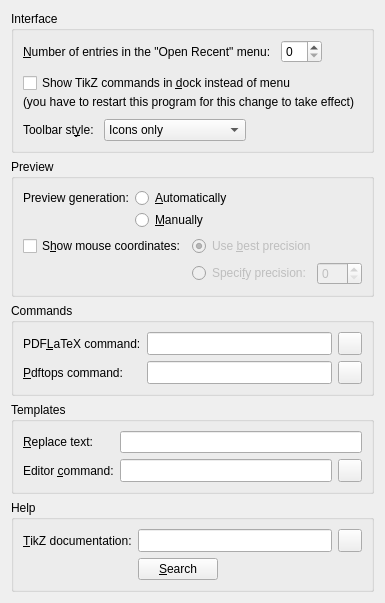
First picture: the form in app/configgeneralwidget.ui, repository fhackenberger/ktikz, before the edit.
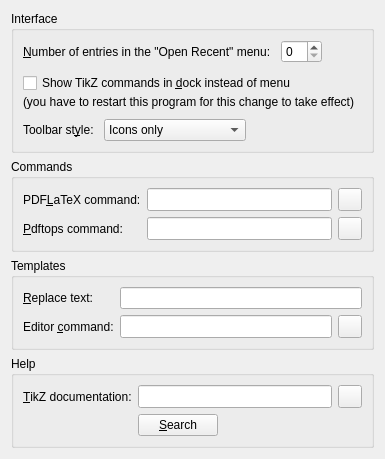
Second picture: the form after the edit. Icons and pictures are not drawn. Custom widgets are drawn as their Qt base class.

Commit message: - Move the settings for the preview in a separate page in the configuration dialog. - Correct the status tips and "what's this" texts for the items in the "Edit" menu. - Correctly center and enlarge the icons in the left part of the configuration dialog.

Patch:
```diff
--- a/app/configgeneralwidget.ui
+++ b/app/configgeneralwidget.ui
@@ -136,126 +136,6 @@
      </layout>
     </widget>
    </item>
-   <item>
-    <widget class="QGroupBox" name="previewGroupBox">
-     <property name="title">
-      <string>Preview</string>
-     </property>
-     <layout class="QVBoxLayout" name="previewVerticalLayout">
-      <item>
-       <layout class="QFormLayout" name="buildFormLayout">
-        <property name="verticalSpacing">
-         <number>2</number>
-        </property>
-        <item row="0" column="0">
-         <widget class="QLabel" name="buildLabel">
-          <property name="whatsThis">
-           <string>&lt;p&gt;Specify whether the preview should be generated automatically or manually.  If the option &quot;Automatically&quot; is checked, the TikZ code in the editor is compiled while editing.  If the option &quot;Manually&quot; is checked, a &quot;Build&quot; button is available and the TikZ code is only compiled when you press that button.&lt;/p&gt;</string>
-          </property>
-          <property name="text">
-           <string>Preview generation:</string>
-          </property>
-         </widget>
-        </item>
-        <item row="0" column="1">
-         <widget class="QRadioButton" name="buildAutomaticallyRadio">
-          <property name="whatsThis">
-           <string>&lt;p&gt;If this option is checked, the TikZ code in the editor is compiled while editing.&lt;/p&gt;</string>
-          </property>
-          <property name="text">
-           <string>&amp;Automatically</string>
-          </property>
-          <attribute name="buttonGroup">
-           <string>buildButtonGroup</string>
-          </attribute>
-         </widget>
-        </item>
-        <item row="1" column="1">
-         <widget class="QRadioButton" name="buildManuallyRadio">
-          <property name="whatsThis">
-           <string>&lt;p&gt;If this option is checked, a &quot;Build&quot; button is available and the TikZ code is only compiled when you press that button.&lt;/p&gt;</string>
-          </property>
-          <property name="text">
-           <string>&amp;Manually</string>
-          </property>
-          <attribute name="buttonGroup">
-           <string>buildButtonGroup</string>
-          </attribute>
-         </widget>
-        </item>
-       </layout>
-      </item>
-      <item>
-       <layout class="QFormLayout" name="coordinatesFormLayout">
-        <item row="0" column="0">
-         <widget class="QCheckBox" name="showCoordinatesCheck">
-          <property name="whatsThis">
-           <string>&lt;p&gt;If this option is checked, the coordinates of the mouse cursor in the preview are shown.&lt;/p&gt;</string>
-          </property>
-          <property name="text">
-           <string>S&amp;how mouse coordinates:</string>
-          </property>
-         </widget>
-        </item>
-        <item row="0" column="1">
-         <widget class="QRadioButton" name="bestPrecisionRadio">
-          <property name="enabled">
-           <bool>false</bool>
-          </property>
-          <property name="whatsThis">
-           <string>&lt;p&gt;If this option is checked, the mouse coordinates are shown with enough precision but without redundant decimals.&lt;/p&gt;</string>
-          </property>
-          <property name="text">
-           <string>Use &amp;best precision</string>
-          </property>
-          <property name="checked">
-           <bool>true</bool>
-          </property>
-          <attribute name="buttonGroup">
-           <string>precisionButtonGroup</string>
-          </attribute>
-         </widget>
-        </item>
-        <item row="1" column="1">
-         <widget class="QWidget" name="specifyPrecisionWidget" native="true">
-          <property name="enabled">
-           <bool>false</bool>
-          </property>
-          <layout class="QHBoxLayout" name="horizontalLayout">
-           <property name="margin">
-            <number>0</number>
-           </property>
-           <item>
-            <widget class="QRadioButton" name="specifyPrecisionRadio">
-             <property name="whatsThis">
-              <string>&lt;p&gt;If this option is checked, the mouse coordinates are shown with the specified number of decimals.&lt;/p&gt;</string>
-             </property>
-             <property name="text">
-              <string>Speci&amp;fy precision:</string>
-             </property>
-             <attribute name="buttonGroup">
-              <string>precisionButtonGroup</string>
-             </attribute>
-            </widget>
-           </item>
-           <item>
-            <widget class="QSpinBox" name="specifyPrecisionSpinBox">
-             <property name="whatsThis">
-              <string>&lt;p&gt;Specify the number of decimals with which the mouse coordinates are shown.&lt;/p&gt;</string>
-             </property>
-             <property name="enabled">
-              <bool>false</bool>
-             </property>
-            </widget>
-           </item>
-          </layout>
-         </widget>
-        </item>
-       </layout>
-      </item>
-     </layout>
-    </widget>
-   </item>
    <item>
     <widget class="QGroupBox" name="commandsGroupBox">
      <property name="title">
```
The commit also changes 10 other files.
